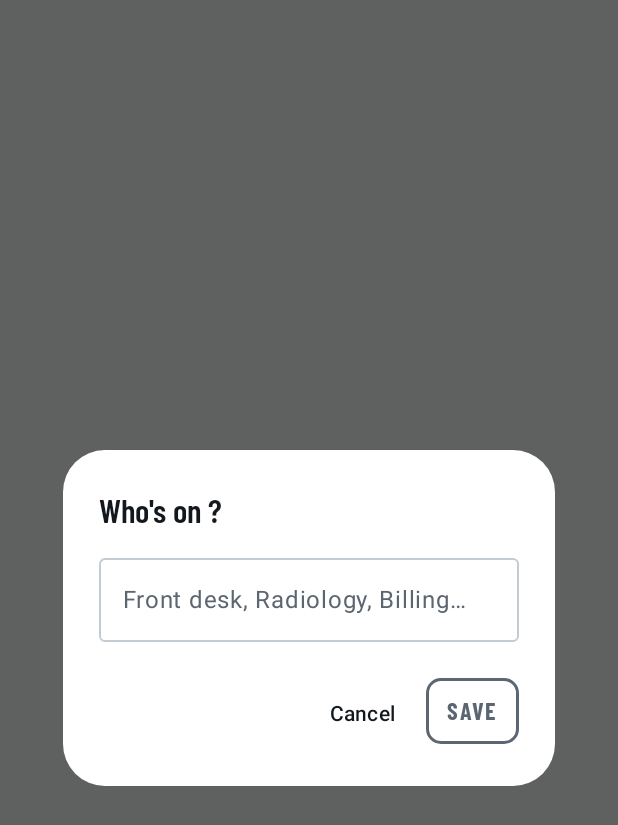
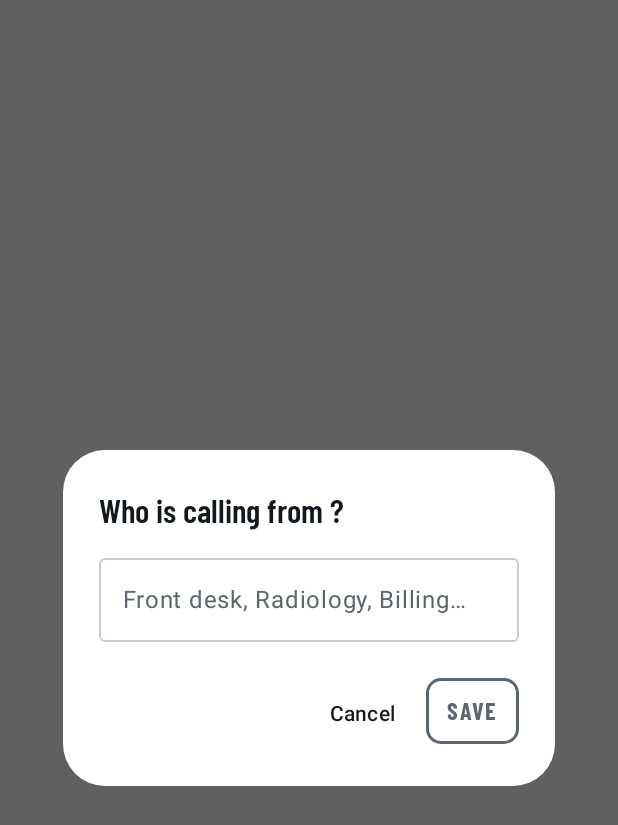
Before and after one commit to absoluteKander/Lineside, an Android app built with Jetpack Compose: the composable NameNumberDialog called with empty values, on a phone screen of 412 x 824 dp. Shown: the top 825 px of the screen. Run offline under Robolectric (Android 15) with nearby library versions, the phone set to English and light mode, and no system bars.

Commit message:
Chip reads '+ Name this caller' (the number isn't shown there)
Co-Authored-By: Claude Opus 5.5 <noreply@anthropic.com>

```diff
--- a/app/src/main/java/app/lineside/ui/LoopScreen.kt
+++ b/app/src/main/java/app/lineside/ui/LoopScreen.kt
@@ -213,7 +213,7 @@ private fun NameNumberDialog(number: String, onDismiss: () -> Unit, onSave: (Str
     var name by rememberSaveable { mutableStateOf("") }
     AlertDialog(
         onDismissRequest = onDismiss,
-        title = { Text("Who's on ${Fmt.phone(number)}?", fontFamily = Type.Signage, fontWeight = FontWeight.SemiBold, fontSize = 22.sp) },
+        title = { Text("Who is calling from ${Fmt.phone(number)}?", fontFamily = Type.Signage, fontWeight = FontWeight.SemiBold, fontSize = 22.sp) },
         text = {
             androidx.compose.material3.OutlinedTextField(
                 name, { name = it }, singleLine = true, placeholder = { Text("Front desk, Radiology, Billing…") },
@@ -232,7 +232,7 @@ private fun NameChip(onClick: () -> Unit) {
     Row(
         Modifier.border(1.5.dp, c.muted, RoundedCornerShape(6.dp)).clickable(role = Role.Button, onClick = onClick).padding(horizontal = 6.dp, vertical = 2.dp),
         verticalAlignment = Alignment.CenterVertically,
-    ) { Sign("+ Name this number", 12.sp, c.muted) }
+    ) { Sign("+ Name this caller", 12.sp, c.muted) }
 }
 
 private fun eventsOf(item: TimelineItem): List<Event> = when (item) {
```
